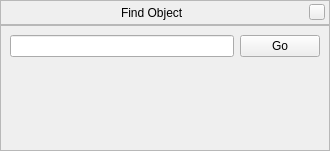
519984307/stellarium_src, file src/gui/searchDialogGui.ui: the form before one commit.
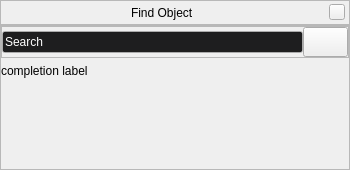
The form after the commit. Icons and pictures are not drawn. Custom widgets are drawn as their Qt base class.

Commit message: rearranged widgets

```diff
--- a/src/gui/searchDialogGui.ui
+++ b/src/gui/searchDialogGui.ui
@@ -5,12 +5,12 @@
    <rect>
     <x>0</x>
     <y>0</y>
-    <width>330</width>
-    <height>151</height>
+    <width>350</width>
+    <height>170</height>
    </rect>
   </property>
   <property name="sizePolicy" >
-   <sizepolicy vsizetype="Preferred" hsizetype="Preferred" >
+   <sizepolicy vsizetype="Fixed" hsizetype="Fixed" >
     <horstretch>0</horstretch>
     <verstretch>0</verstretch>
    </sizepolicy>
@@ -23,6 +23,9 @@
     <normaloff/>
    </iconset>
   </property>
+  <property name="styleSheet" >
+   <string notr="true" />
+  </property>
   <layout class="QVBoxLayout" >
    <property name="spacing" >
     <number>0</number>
@@ -135,12 +138,28 @@
      <property name="frameShape" >
       <enum>QFrame::StyledPanel</enum>
      </property>
-     <property name="frameShadow" >
-      <enum>QFrame::Raised</enum>
-     </property>
      <layout class="QVBoxLayout" name="verticalLayout" >
+      <property name="margin" >
+       <number>0</number>
+      </property>
       <item>
+       <widget class="QFrame" name="horizontalSearchLayout" >
+        <property name="minimumSize" >
+         <size>
+          <width>0</width>
+          <height>0</height>
+         </size>
+        </property>
+        <property name="frameShape" >
+         <enum>QFrame::StyledPanel</enum>
+        </property>
        <layout class="QHBoxLayout" name="horizontalLayout" >
+         <property name="spacing" >
+          <number>0</number>
+         </property>
+         <property name="margin" >
+          <number>0</number>
+         </property>
         <item>
          <widget class="QLineEdit" name="lineEditSearchSkyObject" >
           <property name="sizePolicy" >
@@ -152,12 +171,30 @@
           <property name="palette" >
            <palette>
             <active>
+              <colorrole role="WindowText" >
+               <brush brushstyle="SolidPattern" >
+                <color alpha="255" >
+                 <red>255</red>
+                 <green>255</green>
+                 <blue>255</blue>
+                </color>
+               </brush>
+              </colorrole>
+              <colorrole role="Text" >
+               <brush brushstyle="SolidPattern" >
+                <color alpha="255" >
+                 <red>255</red>
+                 <green>255</green>
+                 <blue>255</blue>
+                </color>
+               </brush>
+              </colorrole>
              <colorrole role="Base" >
               <brush brushstyle="SolidPattern" >
                <color alpha="255" >
-                <red>255</red>
-                <green>255</green>
-                <blue>255</blue>
+                 <red>30</red>
+                 <green>30</green>
+                 <blue>31</blue>
                </color>
               </brush>
              </colorrole>
@@ -172,12 +209,30 @@
              </colorrole>
             </active>
             <inactive>
+              <colorrole role="WindowText" >
+               <brush brushstyle="SolidPattern" >
+                <color alpha="255" >
+                 <red>255</red>
+                 <green>255</green>
+                 <blue>255</blue>
+                </color>
+               </brush>
+              </colorrole>
+              <colorrole role="Text" >
+               <brush brushstyle="SolidPattern" >
+                <color alpha="255" >
+                 <red>255</red>
+                 <green>255</green>
+                 <blue>255</blue>
+                </color>
+               </brush>
+              </colorrole>
              <colorrole role="Base" >
               <brush brushstyle="SolidPattern" >
                <color alpha="255" >
-                <red>255</red>
-                <green>255</green>
-                <blue>255</blue>
+                 <red>30</red>
+                 <green>30</green>
+                 <blue>31</blue>
                </color>
               </brush>
              </colorrole>
@@ -192,12 +247,30 @@
              </colorrole>
             </inactive>
             <disabled>
+              <colorrole role="WindowText" >
+               <brush brushstyle="SolidPattern" >
+                <color alpha="255" >
+                 <red>255</red>
+                 <green>255</green>
+                 <blue>255</blue>
+                </color>
+               </brush>
+              </colorrole>
+              <colorrole role="Text" >
+               <brush brushstyle="SolidPattern" >
+                <color alpha="255" >
+                 <red>255</red>
+                 <green>255</green>
+                 <blue>255</blue>
+                </color>
+               </brush>
+              </colorrole>
              <colorrole role="Base" >
               <brush brushstyle="SolidPattern" >
                <color alpha="255" >
-                <red>255</red>
-                <green>255</green>
-                <blue>255</blue>
+                 <red>30</red>
+                 <green>30</green>
+                 <blue>31</blue>
                </color>
               </brush>
              </colorrole>
@@ -223,23 +296,45 @@
            <bool>false</bool>
           </property>
           <property name="text" >
-           <string/>
+            <string>Search</string>
           </property>
          </widget>
         </item>
         <item>
          <widget class="QPushButton" name="pushButtonGotoSearchSkyObject" >
+           <property name="sizePolicy" >
+            <sizepolicy vsizetype="Fixed" hsizetype="Minimum" >
+             <horstretch>0</horstretch>
+             <verstretch>0</verstretch>
+            </sizepolicy>
+           </property>
           <property name="minimumSize" >
            <size>
-            <width>80</width>
-            <height>0</height>
+             <width>45</width>
+             <height>30</height>
+            </size>
+           </property>
+           <property name="maximumSize" >
+            <size>
+             <width>16777215</width>
+             <height>30</height>
            </size>
           </property>
           <property name="focusPolicy" >
            <enum>Qt::NoFocus</enum>
           </property>
           <property name="text" >
-           <string>Go</string>
+            <string/>
+           </property>
+           <property name="icon" >
+            <iconset resource="../../data/mainRes.qrc" >
+             <normaloff>:/graphicGui/gui/searchButtonImage.png</normaloff>:/graphicGui/gui/searchButtonImage.png</iconset>
+           </property>
+           <property name="iconSize" >
+            <size>
+             <width>24</width>
+             <height>24</height>
+            </size>
           </property>
           <property name="checkable" >
            <bool>false</bool>
@@ -247,6 +342,7 @@
          </widget>
         </item>
        </layout>
+       </widget>
       </item>
       <item>
        <widget class="CompletionLabel" name="completionLabel" >
@@ -257,7 +353,7 @@
          </sizepolicy>
         </property>
         <property name="text" >
-         <string/>
+         <string>completion label</string>
         </property>
         <property name="scaledContents" >
          <bool>false</bool>
```
Left out of the diff: 7 changed lines with no effect on the pictures. Lines whose indentation alone changed are shown as unchanged. The commit also changes 4 other files.
